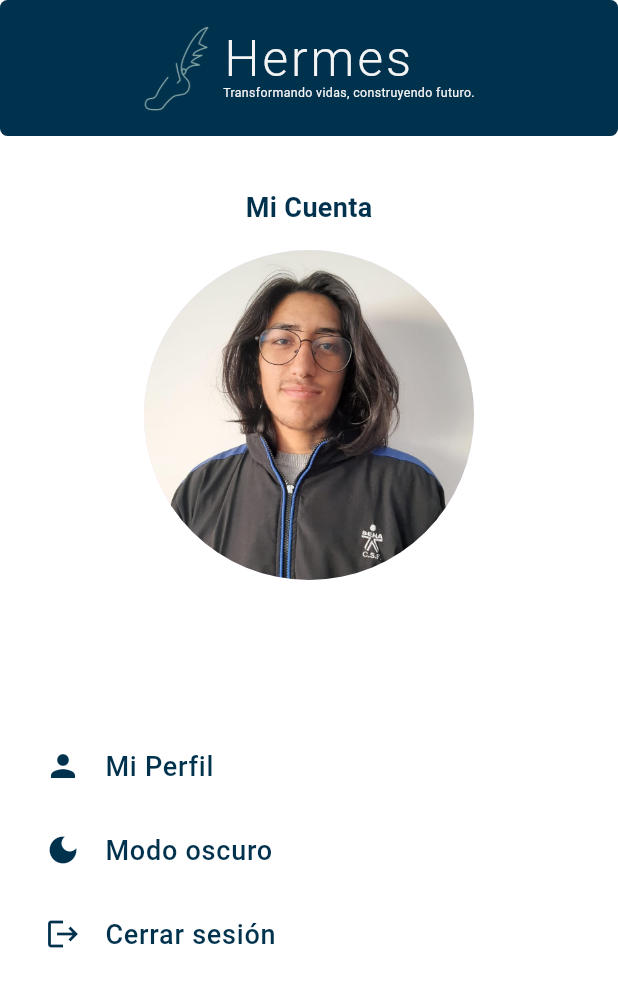
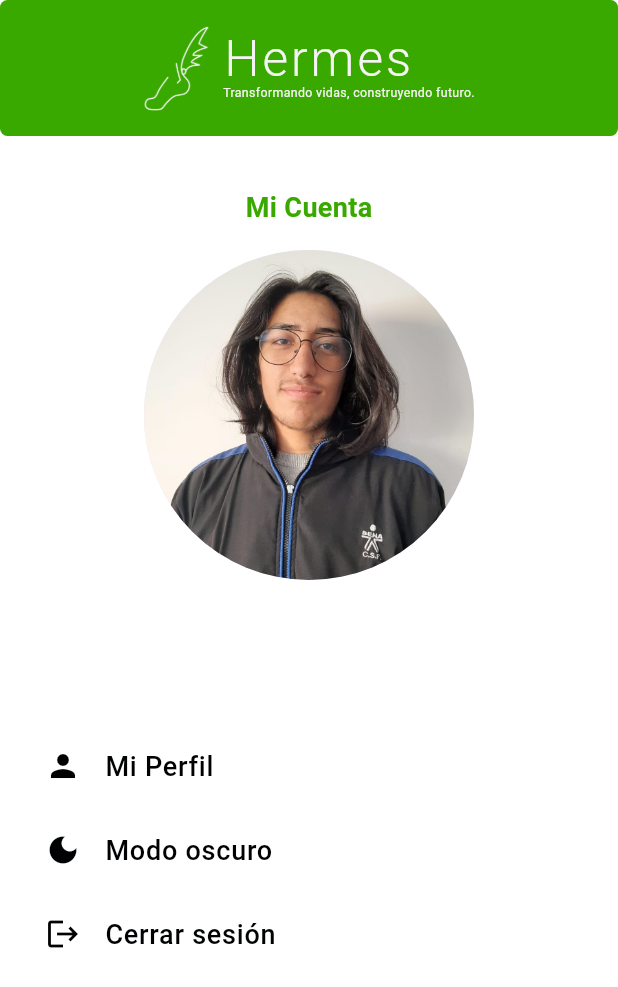
Before and after one commit to senaFactory/appHermes, a Flutter app: the Myaccountpage screen opened directly, on a phone screen of 412 x 824 dp. Shown: the top 987 px of the screen. Run offline on Flutter 3.47's test engine with Material 3 defaults, Android fonts, the phone set to English and light mode, and no system bars; our stand-ins replace curved_navigation_bar, image_picker, pretty_qr_code; accounts and stored records are empty; network calls fail.

Commit message:
Cambio de color Hermes a verde del SENA

```diff
--- a/lib/pages/auth/login_page.dart
+++ b/lib/pages/auth/login_page.dart
@@ -165,7 +165,7 @@ class _LoginPageState extends State<LoginPage> {
                       Navigator.pushReplacementNamed(context, '/home'); // Navegar a HomeScreen
                     },
                     style: ElevatedButton.styleFrom(
-                      backgroundColor: const Color(0xFF00314D),
+                      backgroundColor: const Color(0xFF39A900),
                       padding: const EdgeInsets.symmetric(vertical: 15),
                       shape: RoundedRectangleBorder(
                         borderRadius: BorderRadius.circular(10),
--- a/lib/pages/carnet/carnet_page.dart
+++ b/lib/pages/carnet/carnet_page.dart
@@ -50,7 +50,7 @@ class _CarnetpageState extends State<Carnetpage> {
   Widget _buildBackground(Size screenSize) {
     return Container(
       height: screenSize.height * 0.4,
-      color: const Color(0xFF00416A),
+      color: const Color(0xFF39A900),
     );
   }
 
--- a/lib/pages/equipment/edit_equipment_page.dart
+++ b/lib/pages/equipment/edit_equipment_page.dart
@@ -27,7 +27,7 @@ class EditEquiptModal {
                     style: TextStyle(
                       fontSize: 18,
                       fontWeight: FontWeight.bold,
-                      color: Color(0xFF00314D),
+                      color: Color(0xFF39A900),
                     ),
                   ),
                 ),
@@ -47,7 +47,7 @@ class EditEquiptModal {
                   style: TextStyle(
                     fontSize: 16,
                     fontWeight: FontWeight.bold,
-                    color: Color(0xFF00314D),
+                    color: Color(0xFF39A900),
                   ),
                 ),
                 const SizedBox(height: 10),
@@ -73,7 +73,7 @@ class EditEquiptModal {
                       Navigator.pop(context); // Cierra el modal
                     },
                     style: ElevatedButton.styleFrom(
-                      backgroundColor: const Color(0xFF00314D),
+                      backgroundColor: const Color(0xFF39A900),
                       padding: const EdgeInsets.symmetric(horizontal: 50, vertical: 15),
                       shape: RoundedRectangleBorder(
                         borderRadius: BorderRadius.circular(20),
--- a/lib/pages/equipment/equipments_page.dart
+++ b/lib/pages/equipment/equipments_page.dart
@@ -43,7 +43,7 @@ class _EquipmentspageState extends State<Equipmentspage> {
                   style: TextStyle(
                     fontSize: 18,
                     fontWeight: FontWeight.w600,
-                    color: Color(0xFF00314D),
+                    color: Color(0xFF39A900),
                   ),
                 ),
                 ElevatedButton(
@@ -60,7 +60,7 @@ class _EquipmentspageState extends State<Equipmentspage> {
                     }
                   },
                   style: ElevatedButton.styleFrom(
-                    backgroundColor: const Color(0xFF00314D),
+                    backgroundColor: const Color(0xFF39A900),
                     padding: const EdgeInsets.symmetric(horizontal: 20, vertical: 10),
                     shape: RoundedRectangleBorder(
                       borderRadius: BorderRadius.circular(20),
--- a/lib/pages/profile/my_account_page.dart
+++ b/lib/pages/profile/my_account_page.dart
@@ -36,7 +36,8 @@ class _MyaccountpageState extends State<Myaccountpage> {
       body: ListView(
         children: [
           const HomeAppBar(),
-          Column(
+          Container(
+            child: Column(
               children: [
                 const SizedBox(height: 35),
                 const Text(
@@ -44,7 +45,7 @@ class _MyaccountpageState extends State<Myaccountpage> {
                   style: TextStyle(
                     fontSize: 18,
                     fontWeight: FontWeight.w600,
-                  color: Color(0xFF00314D),
+                    color: Color(0xFF39A900),
                   ),
                 ),
                 const SizedBox(height: 15),
@@ -66,13 +67,13 @@ class _MyaccountpageState extends State<Myaccountpage> {
                 ),
                 const SizedBox(height: 55),
                 ListTile(
-                leading: const Icon(Icons.person, color: Color(0xFF00314D)),
+                  leading: const Icon(Icons.person, color: Color(0xFF000102)),
                   title: const Text(
                     "Mi Perfil",
                     style: TextStyle(
                         fontSize: 18,
                         fontWeight: FontWeight.w500,
-                      color: Color(0xFF00314D)),
+                        color: Color(0xFF000102)),
                   ),
                   contentPadding: const EdgeInsets.symmetric(horizontal: 30),
                   onTap: () {
@@ -84,13 +85,13 @@ class _MyaccountpageState extends State<Myaccountpage> {
                   },
                 ),
                 ListTile(
-                leading: const Icon(Icons.dark_mode, color: Color(0xFF00314D)),
+                  leading: const Icon(Icons.dark_mode, color: Color(0xFF000102)),
                   title: const Text(
                     "Modo oscuro",
                     style: TextStyle(
                         fontSize: 18,
                         fontWeight: FontWeight.w500,
-                      color: Color(0xFF00314D)),
+                        color: Color(0xFF000102)),
                   ),
                   contentPadding: const EdgeInsets.symmetric(horizontal: 30),
                   onTap: () {
@@ -98,13 +99,13 @@ class _MyaccountpageState extends State<Myaccountpage> {
                   },
                 ),
                 ListTile(
-                leading: const Icon(Icons.logout, color: Color(0xFF00314D)),
+                  leading: const Icon(Icons.logout, color: Color(0xFF000102)),
                   title: const Text(
                     "Cerrar sesión",
                     style: TextStyle(
                         fontSize: 18,
                         fontWeight: FontWeight.w500,
-                      color: Color(0xFF00314D)),
+                        color: Color(0xFF000102)),
                   ),
                   contentPadding: const EdgeInsets.symmetric(horizontal: 30),
                   onTap: () {
@@ -113,6 +114,7 @@ class _MyaccountpageState extends State<Myaccountpage> {
                 ),
               ],
             ),
+          ),
         ],
       ),
     );
--- a/lib/pages/profile/profile_page.dart
+++ b/lib/pages/profile/profile_page.dart
@@ -72,7 +72,7 @@ class _ProfilePageState extends State<ProfilePage> {
                           style: TextStyle(
                             fontSize: 18,
                             fontWeight: FontWeight.w600,
-                            color: Color(0xFF00314D),
+                            color: Color(0xFF39A900),
                           ),
                         ),
                         const SizedBox(height: 20),
@@ -210,7 +210,7 @@ class _ProfilePageState extends State<ProfilePage> {
           label,
           style: const TextStyle(
             fontWeight: FontWeight.bold,
-            color: Color(0xFF00314D),
+            color: Color(0xFF39A900),
           ),
         ),
         const SizedBox(height: 5),
@@ -241,7 +241,7 @@ class _ProfilePageState extends State<ProfilePage> {
               print('Foto guardada');
             },
             style: ElevatedButton.styleFrom(
-              backgroundColor: const Color(0xFF00314D),
+              backgroundColor: const Color(0xFF39A900),
               padding: const EdgeInsets.symmetric(horizontal: 50, vertical: 15),
               shape: RoundedRectangleBorder(
                 borderRadius: BorderRadius.circular(20),
--- a/lib/widgets/home_app_bar.dart
+++ b/lib/widgets/home_app_bar.dart
@@ -13,7 +13,7 @@ class HomeAppBar extends StatelessWidget {
     return Container(
       width: double.infinity,
       decoration: BoxDecoration(
-        color: const Color(0xFF00314D),
+        color: const Color(0xFF39A900),
         borderRadius: BorderRadius.circular(5), // Ajusta el redondeo
       ),
       padding: EdgeInsets.symmetric(
@@ -26,7 +26,7 @@ class HomeAppBar extends StatelessWidget {
           // Logo adaptable al tamaño de la pantalla
           Image.asset(
             "images/logo.png",
-            color: const Color(0xFF84A5A4),
+            color: Color.fromARGB(255, 241, 241, 241),
             height: screenSize.height * 0.07, // Altura proporcional al alto de la pantalla
           ),
           SizedBox(width: screenSize.width * 0.02), // Espacio adaptable entre logo y texto
--- a/lib/widgets/info_column.dart
+++ b/lib/widgets/info_column.dart
@@ -21,7 +21,7 @@ class InfoColumnWidget extends StatelessWidget {
           label,
           style: const TextStyle(
             fontWeight: FontWeight.bold,
-            color: Color(0xFF00314D),
+            color: Color(0xFF39A900),
           ),
         ),
         Text(value),
--- a/lib/widgets/navigation_bar.dart
+++ b/lib/widgets/navigation_bar.dart
@@ -16,7 +16,7 @@ class CustomNavigationBar extends StatelessWidget {
     return CurvedNavigationBar(
       backgroundColor: Colors.transparent,
       height: 70,
-      color: const Color(0xFF00314D),
+      color: const Color(0xFF39A900),
       buttonBackgroundColor: const Color(0xFF007D78),
       items: const [
 
```
Also changed, not shown: lib/pages/equipment/add_equipment_page.dart (+5 -5 lines), lib/widgets/equipment_card.dart (+25 -22 lines). Lines whose indentation alone changed are shown as unchanged.
